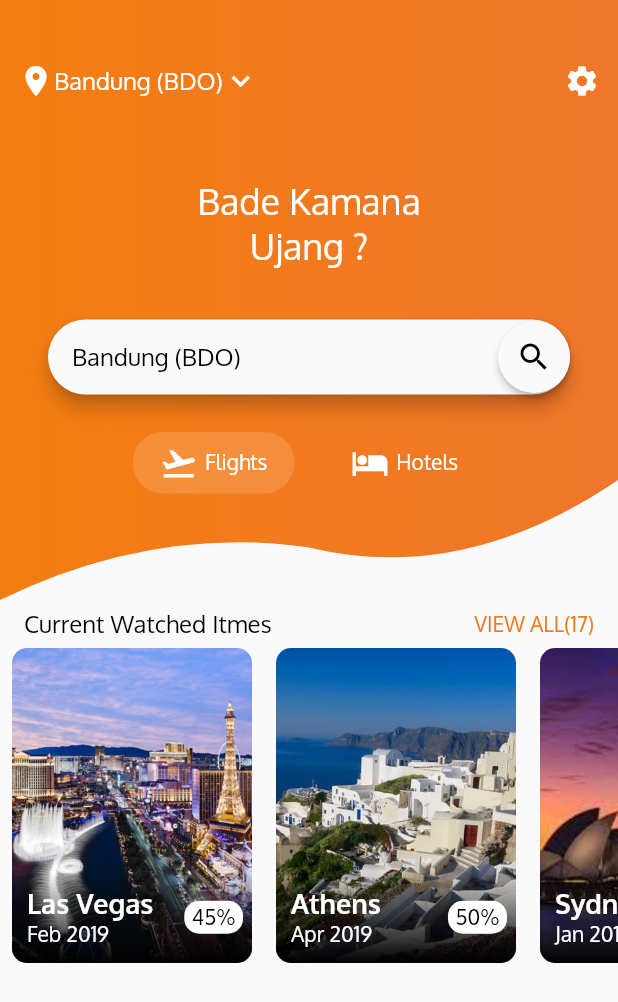
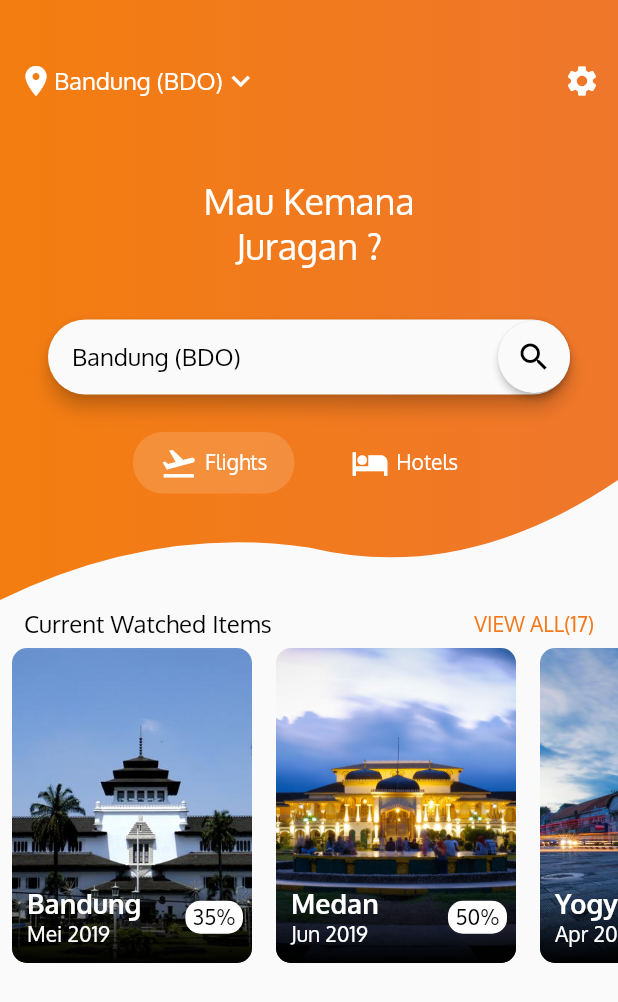
Before and after one commit to Nanra/flutter-tickets-app, a Flutter app: the screen it shows after launch, on a phone screen of 412 x 824 dp. Shown: the top 1002 px of the screen. Run offline on Flutter 3.47's test engine with Material 2 defaults, Android fonts, the phone set to English and light mode, and no system bars.

Commit message:
:hammer: Add New Pictures for Card City :hammer:

```diff
--- a/lib/main.dart
+++ b/lib/main.dart
@@ -129,7 +129,7 @@ class _HomeScreenTopPartState extends State<HomeScreenTopPart> {
                   SizedBox(
                     height: 40.0,
                   ),
-                  Text('Bade Kamana\nUjang ?',
+                  Text('Mau Kemana\nJuragan ?',
                       style: TextStyle(fontSize: 24.0, color: Colors.white),
                       textAlign: TextAlign.center),
                   SizedBox(
@@ -255,7 +255,7 @@ var homeScreenBottomPart = Column(
         mainAxisSize: MainAxisSize.max,
         mainAxisAlignment: MainAxisAlignment.spaceBetween,
         children: <Widget>[
-          Text('Current Watched Itmes', style: dropDownMenuItemStyle),
+          Text('Current Watched Items', style: dropDownMenuItemStyle),
           Spacer(),
           Text('VIEW ALL(17)', style: viewAllStyle)
         ],
@@ -273,12 +273,16 @@ var homeScreenBottomPart = Column(
 
 // Var CityCard element
 List<CityCard> cityCards = [
-  CityCard('assets/images/lasvegas.jpg', 'Las Vegas', 'Feb 2019', '45', '4299',
+  CityCard('assets/images/Bandung.jpg', 'Bandung', 'Mei 2019', '35', '5855', '4896'),
+  CityCard('assets/images/Medan.jpg', 'Medan', 'Jun 2019', '50', '6855', '3756'),
+  CityCard('assets/images/Yogyakarta.jpg', 'Yogyakarta', 'Apr 2019', '60', '7859', '4262'),
+  CityCard('assets/images/Jakarta.jpg', 'Jakarta', 'Mar 2019', '20', '6798', '5247'),
+  CityCard('assets/images/lasvegas.jpg', 'Las Vegas', 'Mei 2019', '45', '4299',
       '2250'),
   CityCard(
-      'assets/images/athens.jpg', 'Athens', 'Apr 2019', '50', '6542', '3224'),
+      'assets/images/athens.jpg', 'Athens', 'Jun 2019', '50', '6542', '3224'),
   CityCard(
-      'assets/images/sydney.jpeg', 'Sydney', 'Jan 2019', '30', '3254', '1542'),
+      'assets/images/sydney.jpeg', 'Sydney', 'Jul 2019', '30', '3254', '1542'),
 ];
 
 // Method Widget for List City Picture
```
Also changed, not shown: assets/images/Bandung.jpg (added), assets/images/Jakarta.jpg (added), assets/images/Medan.jpg (added), assets/images/Yogyakarta.jpg (added).
